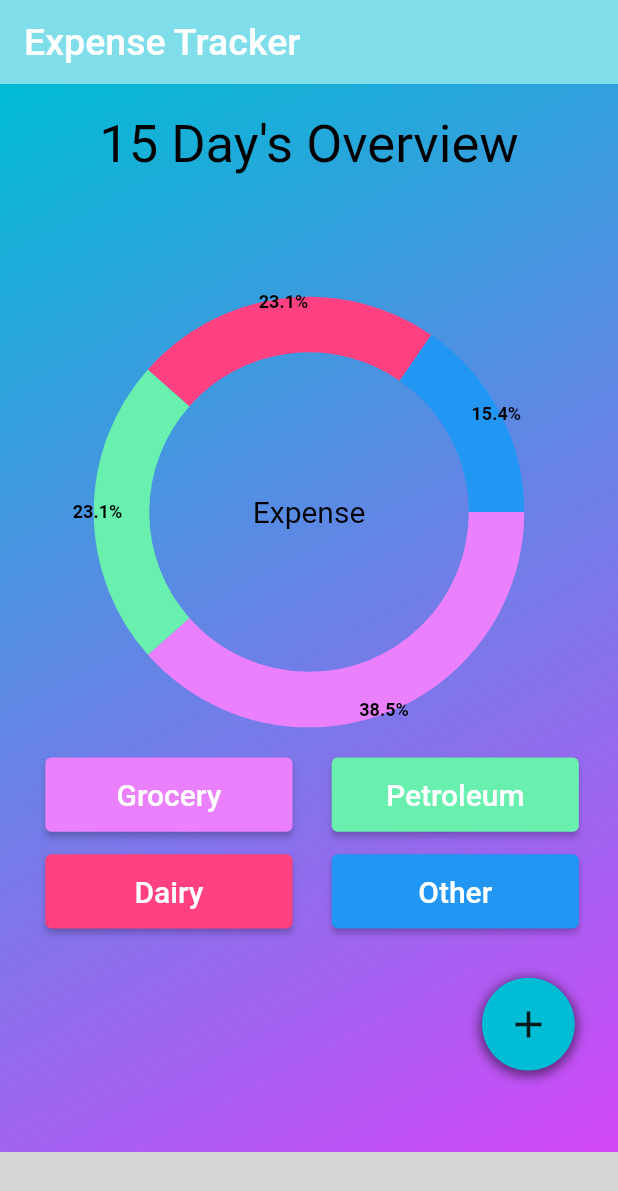
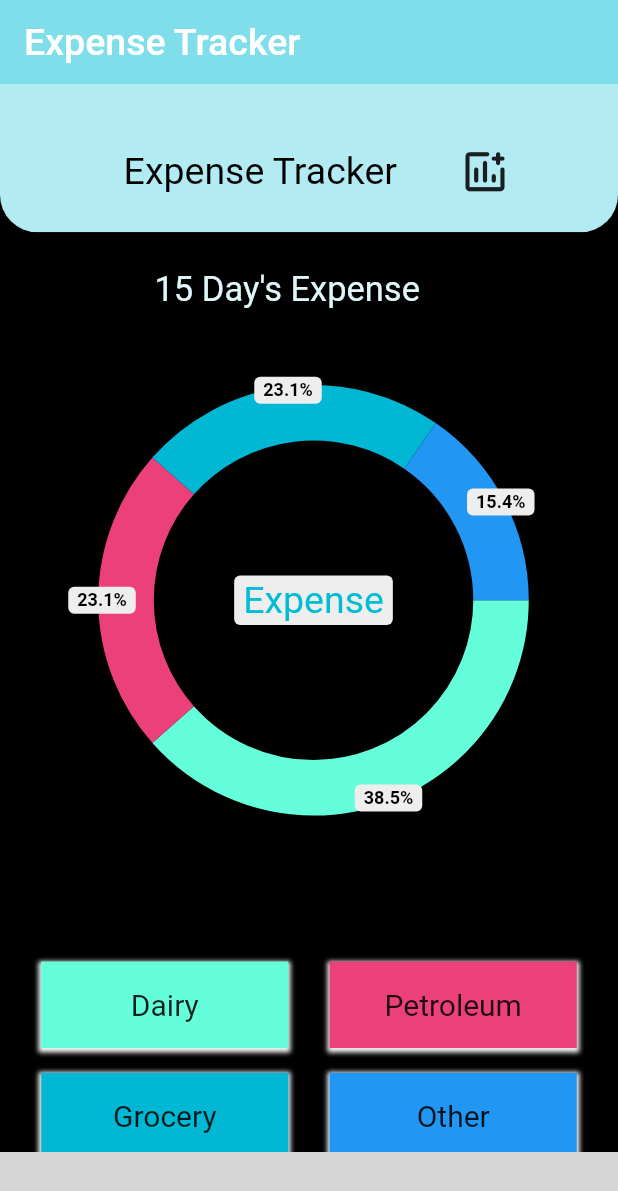
Before and after one commit to Divyanshu050303/PricyFlutterApp, a Flutter app: the screen it shows after launch, on a phone screen of 412 x 824 dp. Shown: the top 1191 px of the screen. Run offline on Flutter 3.47's test engine with Material 2 defaults, Android fonts, the light colour scheme and no system bars; drawn by our look-alikes of pie_chart; missing offline and left inert: fluid_bottom_nav_bar; grey boxes are pictures that could not be loaded.

Commit message:
Change the Whole ui

```diff
--- a/lib/homePage.dart
+++ b/lib/homePage.dart
@@ -1,10 +1,5 @@
-import 'package:fluid_bottom_nav_bar/fluid_bottom_nav_bar.dart';
 import 'package:flutter/material.dart';
 import 'package:pie_chart/pie_chart.dart';
-import 'package:pricyapp/AddPage.dart';
-import 'package:pricyapp/year.dart';
-
-import 'MonthPage.dart';
 import 'Week.dart';
 
 class Home extends StatefulWidget {
@@ -19,51 +14,68 @@ class _HomeState extends State<Home> {
 
   @override
   void initState() {
-    _child = WeakPage();
+    _child = const WeakPage();
     super.initState();
   }
 
   @override
   Widget build(BuildContext context) {
     MediaQueryData mediaQueryData = MediaQuery.of(context);
-    double iconSize = mediaQueryData.size.width * 0.1;
-
     return Scaffold(
-      body: Stack(
+      body: Container(
+        width: mediaQueryData.size.width,
+        height: mediaQueryData.size.height,
+        color: Colors.black,
+        child: Stack(
           children: [
-          Container(
-              padding: const EdgeInsets.only(top: 20),
-              decoration: const BoxDecoration(
-                gradient: LinearGradient(
-                  colors: [Colors.cyan, Colors.purpleAccent],
-                  begin: Alignment.topLeft,
-                  end: Alignment.bottomRight,
+            ClipRRect(
+              borderRadius: const BorderRadius.only(
+                  bottomLeft: Radius.circular(25),
+                  bottomRight: Radius.circular(25)),
+              child: Container(
+                width: mediaQueryData.size.width,
+                height: mediaQueryData.size.height * 0.12,
+                color: Colors.cyan.shade100,
+                child:   Padding(
+                  padding: EdgeInsets.only(top: 18.0),
+                 child: Row(
+                    children: [
+                      Padding(
+                        padding: EdgeInsets.only(left: mediaQueryData.size.width*0.2),
+                        child: const Text(
+                          "Expense Tracker",
+                          style: TextStyle(
+                              color: Colors.black,
+                              decoration: TextDecoration.none,
+                              fontSize: 25),
                         ),
                       ),
-              width: mediaQueryData.size.width,
-              height: mediaQueryData.size.height,
-              child: const Text(
-                "15 Day's Overview",
+                      SizedBox(width: mediaQueryData.size.width*0.1,),
+                      const Icon(Icons.add_chart_rounded, size: 35,)
+                    ],
+                  ),
+                ),
+              ),
+            ),
+            Padding(
+              padding:   EdgeInsets.only(top: mediaQueryData.size.height*0.15, left: mediaQueryData.size.width*0.25),
+              child: Text(
+                "15 Day's Expense",
                 style: TextStyle(
-                  fontSize: 35,
-                  color: Colors.black,
+                    fontSize: 23,
+                    decoration: TextDecoration.none,
+                    color: Colors.cyan.shade50),
               ),
-                textAlign: TextAlign.center,
-              )),
-          const SizedBox(
-            height: 1,
             ),
             Transform.translate(
-              offset: Offset(0, -100),
+                offset: const Offset(3, -110,),
+                child: Padding(
+                  padding: const EdgeInsets.only(bottom: 8.0),
                   child: Container(
+
+
                     padding:
-                    EdgeInsets.only(top: mediaQueryData.size.height * 0.001),
-                // alignment: Alignment.topCenter,
-                // transform: Matrix4.rotationY(-0.3),
-
-                transformAlignment: Alignment.topCenter,
-                margin: const EdgeInsets.only(top: 2),
-
+                        EdgeInsets.only(top: mediaQueryData.size.height * 0.18, bottom: 0),
                      child: PieChart(
                       dataMap: const {
                         "Flutter": 5,
@@ -72,22 +84,22 @@ class _HomeState extends State<Home> {
                         "Ionic": 2,
                       },
                       colorList: [
-                    Colors.purpleAccent.shade100,
-                    Colors.greenAccent.shade200,
-                    Colors.pinkAccent.shade200,
+                        Colors.tealAccent.shade200,
+                        Colors.pink.shade400,
+                        Colors.cyanAccent.shade700,
                         Colors.blue.shade500
                       ],
-                  animationDuration: Duration(milliseconds: 800),
+                      animationDuration: const Duration(milliseconds: 800),
                       chartType: ChartType.ring,
                       ringStrokeWidth: 37,
                       centerText: "Expense",
                       centerTextStyle: const TextStyle(
-                      color: Colors.black,
-                      fontSize: 20,
-                      backgroundColor: Colors.transparent),
+                        color: Colors.cyan,
+                        fontSize: 25,
+                      ),
                       chartRadius: 250,
                       chartValuesOptions: const ChartValuesOptions(
-                    showChartValueBackground: false,
+                        showChartValueBackground: true,
                         showChartValues: true,
                         showChartValuesInPercentage: true,
                         showChartValuesOutside: true,
@@ -96,156 +108,103 @@ class _HomeState extends State<Home> {
                       legendOptions: const LegendOptions(
                         showLegends: false,
                         showLegendsInRow: false,
-                    legendPosition: LegendPosition.right,
+                        legendPosition: LegendPosition.top,
                         legendTextStyle: TextStyle(
                           fontWeight: FontWeight.bold,
                         ),
                       ),
                     ),
+                  ),
                 )),
-          Container(
-            padding: EdgeInsets.only(
-                top: mediaQueryData.size.height * 0.46,
-                left: mediaQueryData.size.width * .01),
-            // alignment: Alignment.bottomCenter,
-            child: Column(
-              children: [
-                SizedBox(
-                  height: 70,
-                ),
-                Row(
+
+           Expanded(
+             child: Padding(
+               padding:   EdgeInsets.only(top:mediaQueryData.size.height*0.71),
+               child: Row(
                  mainAxisAlignment: MainAxisAlignment.spaceEvenly,
                     children: [
-                    SizedBox(
+                      Container(
                         width: mediaQueryData.size.width * 0.4,
-                        height: mediaQueryData.size.height * .06,
-                        child: ElevatedButton(
-                          onPressed: () {},
-                          style: ButtonStyle(
-                            backgroundColor:
-                                MaterialStateProperty.resolveWith<Color>(
-                              (Set<MaterialState> states) {
-                                if (states.contains(MaterialState.pressed)) {
-                                  return Colors.blue;
-                                } else if (states
-                                    .contains(MaterialState.disabled)) {
-                                  return Colors.grey;
-                                }
-                                return Colors.purpleAccent.shade100;
-                              },
+                        height: mediaQueryData.size.height * 0.07,
+                        decoration: BoxDecoration(
+                            color: Colors.tealAccent.shade200,
+                            boxShadow: const [
+                              BoxShadow(
+                                color: Colors.white, // Shadow color
+                                spreadRadius: 2, // Spread radius
+                                blurRadius: 2, // Blur radius
+                                offset: Offset(0,1.5),// Offset in the x and y direction
                               ),
+                            ]
                         ),
-                          child: const Text("Grocery",
-                              style: TextStyle(fontSize: 20)),
-                        )),
-                    SizedBox(
+                        child: const Center(child: Text("Dairy",style: TextStyle(decoration: TextDecoration.none, fontSize: 20),)),
+                      ),
+                      Container(
                         width: mediaQueryData.size.width * 0.4,
-                        height: mediaQueryData.size.height * .06,
-                        child: ElevatedButton(
-                          onPressed: () {},
-                          style: ButtonStyle(
-                            backgroundColor:
-                                MaterialStateProperty.resolveWith<Color>(
-                              (Set<MaterialState> states) {
-                                if (states.contains(MaterialState.pressed)) {
-                                  return Colors.blue;
-                                } else if (states
-                                    .contains(MaterialState.disabled)) {
-                                  return Colors.grey;
-                                }
-                                return Colors.greenAccent.shade200;
-                              },
+                        height: mediaQueryData.size.height * 0.07,
+                        decoration: BoxDecoration(
+                            color: Colors.pink.shade400,
+                            boxShadow: const [
+                              BoxShadow(
+                                color: Colors.white, // Shadow color
+                                spreadRadius: 2, // Spread radius
+                                blurRadius: 2, // Blur radius
+                                offset: Offset(0,1.5), // Offset in the x and y direction
                               ),
+                            ]
                         ),
-                          child: const Text("Petroleum",
-                              style: TextStyle(fontSize: 20)),
-                        )),
-                  ],
-                ),
-                const SizedBox(
-                  height: 15,
-                ),
-                Row(
-                  mainAxisAlignment: MainAxisAlignment.spaceEvenly,
-                  children: [
-                    SizedBox(
-                        width: mediaQueryData.size.width * 0.4,
-                        height: mediaQueryData.size.height * .06,
-                        child: ElevatedButton(
-                          onPressed: () {},
-                          style: ButtonStyle(
-                            backgroundColor:
-                                MaterialStateProperty.resolveWith<Color>(
-                              (Set<MaterialState> states) {
-                                if (states.contains(MaterialState.pressed)) {
-                                  return Colors.blue;
-                                } else if (states
-                                    .contains(MaterialState.disabled)) {
-                                  return Colors.grey;
-                                }
-                                return Colors.pinkAccent.shade200;
-                              },
-                            ),
-                          ),
-                          child: const Text("Dairy",
-                              style: TextStyle(fontSize: 20)),
-                        )),
-                    SizedBox(
-                        width: mediaQueryData.size.width * 0.4,
-                        height: mediaQueryData.size.height * .06,
-                        child: ElevatedButton(
-                          onPressed: () {},
-                          style: ButtonStyle(
-                            backgroundColor:
-                                MaterialStateProperty.resolveWith<Color>(
-                              (Set<MaterialState> states) {
-                                if (states.contains(MaterialState.pressed)) {
-                                  return Colors.blue;
-                                } else if (states
-                                    .contains(MaterialState.disabled)) {
-                                  return Colors.grey;
-                                }
-                                return Colors.blue.shade500;
-                              },
-                            ),
-                          ),
-                          child: const Text("Other",
-                              style: TextStyle(fontSize: 20)),
-                        )),
-                  ],
-                ),
-                Padding(
-                  padding: EdgeInsets.only(
-                      top: mediaQueryData.size.height * 0.04,
-                      left: mediaQueryData.size.width * 0.7),
-                  child: Container(
-                    width: mediaQueryData.size.width*0.15,
-                    height: mediaQueryData.size.width*0.15,
-                    decoration: BoxDecoration(
-                      color: Colors.cyan,
-                      shape: BoxShape.circle,
-                      boxShadow: [
-                        BoxShadow(
-                          color: Colors.black.withOpacity(0.5),
-                          offset: Offset(0, 2),
-                          blurRadius: 6,
-                          spreadRadius: 2,
-                        ),
-                      ],
-                    ),
-                    child: IconButton(
-                      onPressed: () {Navigator.push(context,MaterialPageRoute(builder: (context)=>const AddItem()));},
-                      icon: const Icon(Icons.add),
-                      iconSize: 30,
-                    ),
-                  ),
+                        child: const Center(child: Text("Petroleum",style: TextStyle(decoration: TextDecoration.none, fontSize: 20),)),
                       )
                     ],
                   ),
+             ),
+           ),
+
+            Expanded(child: Padding(
+              padding:   EdgeInsets.only(top: mediaQueryData.size.height*0.8 ),
+              child: Row(
+                mainAxisAlignment: MainAxisAlignment.spaceEvenly,
+                children: [
+                  Container(
+                    width: mediaQueryData.size.width * 0.4,
+                    height: mediaQueryData.size.height * 0.07,
+                    decoration: BoxDecoration(
+                        color: Colors.cyanAccent.shade700,
+                        boxShadow: const [
+                          BoxShadow(
+                            color: Colors.white, // Shadow color
+                            spreadRadius: 2, // Spread radius
+                            blurRadius: 2, // Blur radius
+                            offset: Offset(0,1.5),// Offset in the x and y direction
+                          ),
+                        ]
+                    ),
+                    child: const Center(child: Text("Grocery",style: TextStyle(decoration: TextDecoration.none, fontSize: 20),)),
+                  ),
+
+                  Container(
+                    width: mediaQueryData.size.width * 0.4,
+                    height: mediaQueryData.size.height * 0.07,
+
+                    decoration: BoxDecoration(
+                        color: Colors.blue.shade500,
+                      boxShadow: const [
+                        BoxShadow(
+                          color: Colors.white, // Shadow color
+                          spreadRadius: 2, // Spread radius
+                          blurRadius: 2, // Blur radius
+                          offset: Offset(0,1.5), // Offset in the x and y direction
+                        ),
+                      ]
+                    ),
+                    child: const Center(child: Text("Other",style: TextStyle(decoration: TextDecoration.none, fontSize: 20),)),
                   )
                 ],
               ),
-
+            ))
+          ],
+        ),
+      ),
     );
   }
 }
```
Lines whose indentation alone changed are shown as unchanged.
